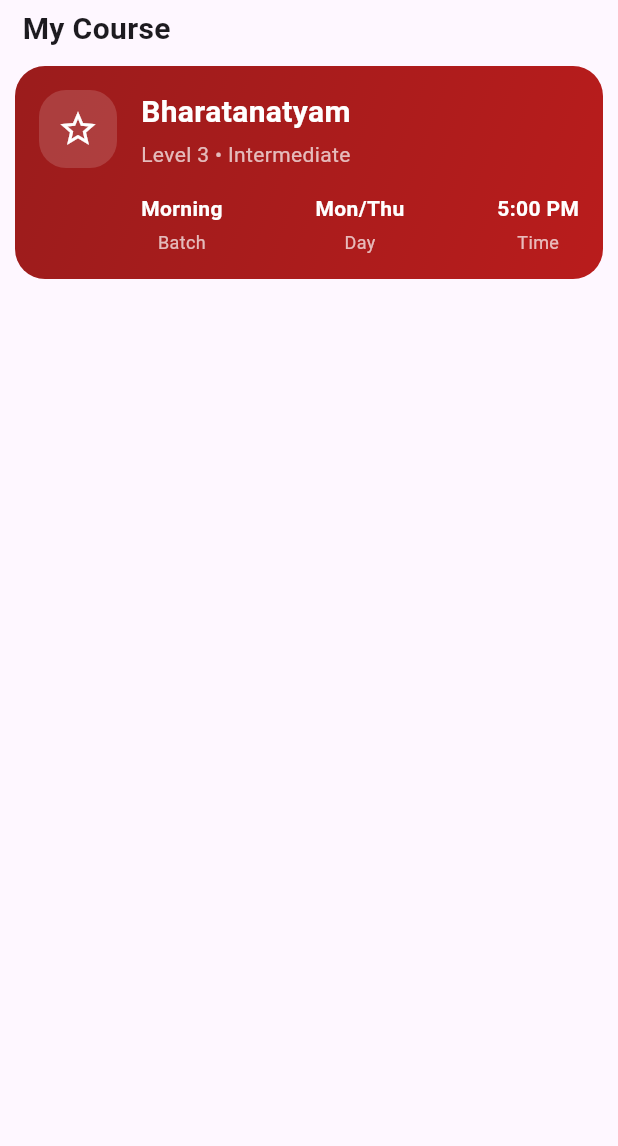
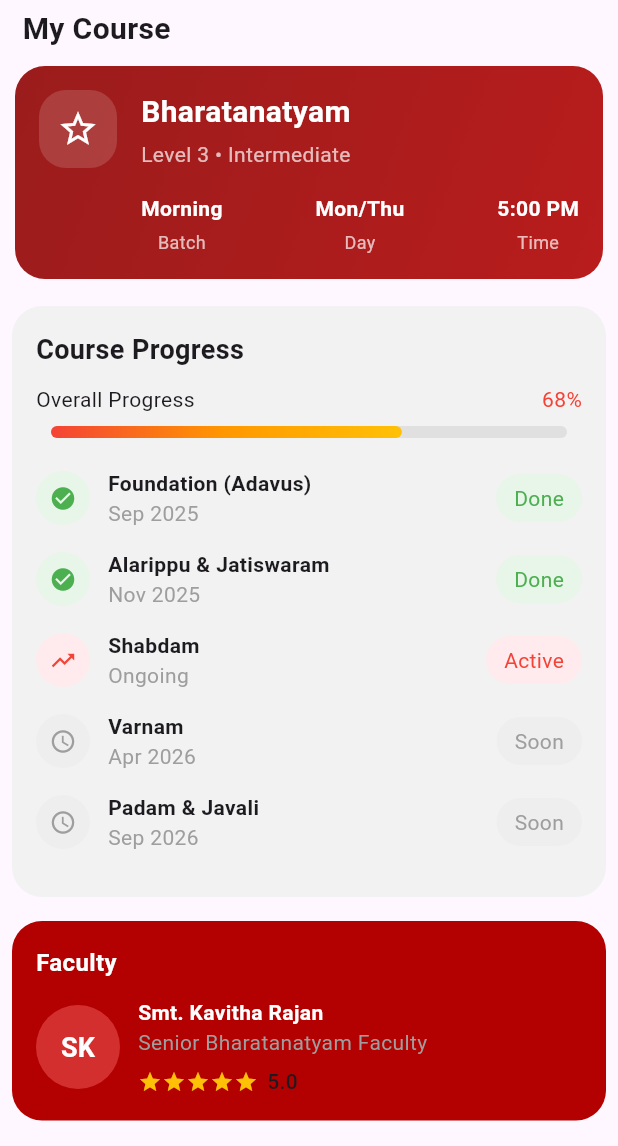
Before and after one commit to muhammednaseemtk/Thapasya, a Flutter app: the CourseScreen screen opened directly, on a phone screen of 412 x 824 dp, the part 90-1236 px from its top. Run offline on Flutter 3.47's test engine with Material 3 defaults, Android fonts, the phone set to English and light mode, and no system bars; drawn by our look-alikes of percent_indicator; our stand-ins replace buttons_tabbar, table_calendar; missing offline and left inert: glass_pill_nav.

Commit message:
add course cards

```diff
--- /dev/null
+++ b/lib/features/student/course/model/course_item.dart
@@ -0,0 +1,11 @@
+class CourseItem {
+  final String title;
+  final String subtitle;
+  final String status;
+
+  CourseItem({
+    required this.title,
+    required this.subtitle,
+    required this.status,
+  });
+}
--- a/lib/features/student/course/view/course_screen.dart
+++ b/lib/features/student/course/view/course_screen.dart
@@ -1,4 +1,7 @@
+import 'package:Thapasya/features/student/course/model/course_item.dart';
 import 'package:Thapasya/features/student/course/widget/course_card.dart';
+import 'package:Thapasya/features/student/course/widget/course_progress_card.dart';
+import 'package:Thapasya/features/student/course/widget/faculty_card.dart';
 import 'package:Thapasya/features/student/home/widget/common_app_bar.dart';
 import 'package:flutter/material.dart';
 
@@ -17,12 +20,53 @@ class CourseScreen extends StatelessWidget {
         child: Column(
           crossAxisAlignment: CrossAxisAlignment.start,
           children: [
-            SizedBox(height: 5,),
+            SizedBox(height: 5),
             Padding(
               padding: const EdgeInsets.symmetric(horizontal: 15),
-              child: Text('My Course',style:TextStyle(fontSize: 20,fontWeight: FontWeight.bold),),
+              child: Text(
+                'My Course',
+                style: TextStyle(fontSize: 20, fontWeight: FontWeight.bold),
+              ),
             ),
-            CourseCard()
+            CourseCard(),
+
+            CourseProgressCard(
+              progress: 0.68,
+              items: [
+                CourseItem(
+                  title: "Foundation (Adavus)",
+                  subtitle: "Sep 2025",
+                  status: "Done",
+                ),
+                CourseItem(
+                  title: "Alarippu & Jatiswaram",
+                  subtitle: "Nov 2025",
+                  status: "Done",
+                ),
+                CourseItem(
+                  title: "Shabdam",
+                  subtitle: "Ongoing",
+                  status: "Active",
+                ),
+                CourseItem(
+                  title: "Varnam",
+                  subtitle: "Apr 2026",
+                  status: "Soon",
+                ),
+                CourseItem(
+                  title: "Padam & Javali",
+                  subtitle: "Sep 2026",
+                  status: "Soon",
+                ),
+              ],
+            ),
+
+            FacultyCard(
+              initials: "SK",
+              name: "Smt. Kavitha Rajan",
+              role: "Senior Bharatanatyam Faculty",
+              rating: 5.0,
+            ),
           ],
         ),
       ),
--- /dev/null
+++ b/lib/features/student/course/widget/course_progress_card.dart
@@ -0,0 +1,71 @@
+import 'package:Thapasya/features/student/course/model/course_item.dart';
+import 'package:Thapasya/features/student/course/widget/course_progress_items.dart';
+import 'package:flutter/material.dart';
+import 'package:percent_indicator/linear_percent_indicator.dart';
+
+class CourseProgressCard extends StatelessWidget {
+  final double progress;
+  final List<CourseItem> items;
+
+  const CourseProgressCard({
+    super.key,
+    required this.progress,
+    required this.items,
+  });
+
+  @override
+  Widget build(BuildContext context) {
+    return Padding(
+      padding: const EdgeInsets.all(8.0),
+      child: Container(
+        padding:  EdgeInsets.all(16),
+        decoration: BoxDecoration(
+          color:  Color(0xFFF2F2F2),
+          borderRadius: BorderRadius.circular(20),
+        ),
+        child: Column(
+          crossAxisAlignment: CrossAxisAlignment.start,
+          children: [
+
+             Text(
+              "Course Progress",
+              style: TextStyle(fontSize: 18, fontWeight: FontWeight.bold),
+            ),
+
+             SizedBox(height: 10),
+
+
+            Row(
+              mainAxisAlignment: MainAxisAlignment.spaceBetween,
+              children: [
+                const Text("Overall Progress"),
+                Text(
+                  "${(progress * 100).toInt()}%",
+                  style: const TextStyle(color: Colors.red),
+                ),
+              ],
+            ),
+
+            const SizedBox(height: 8),
+
+            /// Progress Bar
+            LinearPercentIndicator(
+              lineHeight: 8,
+              percent: progress,
+              backgroundColor: Colors.grey.shade300,
+              linearGradient: const LinearGradient(
+                colors: [Colors.red, Colors.orange, Colors.amber],
+              ),
+              barRadius: const Radius.circular(10),
+            ),
+
+            const SizedBox(height: 20),
+
+            /// Course List
+            ...items.map((e) => CourseProgressItems(item: e)).toList(),
+          ],
+        ),
+      ),
+    );
+  }
+}
--- /dev/null
+++ b/lib/features/student/course/widget/course_progress_items.dart
@@ -0,0 +1,87 @@
+import 'package:flutter/material.dart';
+import '../model/course_item.dart';
+
+class CourseProgressItems extends StatelessWidget {
+  final CourseItem item;
+
+  const CourseProgressItems({
+    super.key,
+    required this.item,
+  });
+
+  @override
+  Widget build(BuildContext context) {
+    Color statusColor;
+    Color bgColor;
+    IconData icon;
+
+    switch (item.status) {
+      case "Done":
+        statusColor = Colors.green;
+        bgColor = Colors.green.shade50;
+        icon = Icons.check_circle;
+        break;
+      case "Active":
+        statusColor = Colors.red;
+        bgColor = Colors.red.shade50;
+        icon = Icons.trending_up;
+        break;
+      default:
+        statusColor = Colors.grey;
+        bgColor = Colors.grey.shade200;
+        icon = Icons.access_time;
+    }
+
+    return Padding(
+      padding: const EdgeInsets.only(bottom: 14),
+      child: Row(
+        children: [
+          /// Icon Circle
+          CircleAvatar(
+            radius: 18,
+            backgroundColor: bgColor,
+            child: Icon(icon, color: statusColor, size: 18),
+          ),
+
+          const SizedBox(width: 12),
+
+          /// Text Section
+          Expanded(
+            child: Column(
+              crossAxisAlignment: CrossAxisAlignment.start,
+              children: [
+                Text(
+                  item.title,
+                  style: const TextStyle(
+                    fontWeight: FontWeight.w600,
+                    fontSize: 14,
+                  ),
+                ),
+                Text(
+                  item.subtitle,
+                  style: const TextStyle(color: Colors.grey),
+                ),
+              ],
+            ),
+          ),
+
+          /// Status Badge
+          Container(
+            padding: const EdgeInsets.symmetric(
+              horizontal: 12,
+              vertical: 6,
+            ),
+            decoration: BoxDecoration(
+              color: bgColor,
+              borderRadius: BorderRadius.circular(20),
+            ),
+            child: Text(
+              item.status,
+              style: TextStyle(color: statusColor),
+            ),
+          ),
+        ],
+      ),
+    );
+  }
+}
--- /dev/null
+++ b/lib/features/student/course/widget/faculty_card.dart
@@ -0,0 +1,113 @@
+import 'package:Thapasya/core/constant/app_colors.dart';
+import 'package:flutter/material.dart';
+
+class FacultyCard extends StatelessWidget {
+  final String initials;
+  final String name;
+  final String role;
+  final double rating;
+
+  const FacultyCard({
+    super.key,
+    required this.initials,
+    required this.name,
+    required this.role,
+    required this.rating,
+  });
+
+  @override
+  Widget build(BuildContext context) {
+    return Padding(
+      padding: const EdgeInsets.all(8.0),
+      child: Container(
+        padding: const EdgeInsets.all(16),
+        decoration: BoxDecoration(
+          color: AppColors.brightRed,
+          borderRadius: BorderRadius.circular(20),
+        ),
+        child: Column(
+          crossAxisAlignment: CrossAxisAlignment.start,
+          children: [
+            /// Title
+            const Text(
+              "Faculty",
+              style: TextStyle(
+                fontSize: 16,
+                fontWeight: FontWeight.w600,
+                color: AppColors.white
+              ),
+            ),
+
+            const SizedBox(height: 12),
+
+            Row(
+              children: [
+                /// Avatar
+                CircleAvatar(
+                  radius: 28,
+                  backgroundColor: Colors.red.shade700,
+                  child: Text(
+                    initials,
+                    style: const TextStyle(
+                      color: Colors.white,
+                      fontWeight: FontWeight.bold,
+                      fontSize: 18,
+                    ),
+                  ),
+                ),
+
+                const SizedBox(width: 12),
+
+                /// Details
+                Expanded(
+                  child: Column(
+                    crossAxisAlignment: CrossAxisAlignment.start,
+                    children: [
+                      Text(
+                        name,
+                        style: const TextStyle(
+                          fontWeight: FontWeight.w600,
+                          fontSize: 14,
+                          color: AppColors.white
+                        ),
+                      ),
+                      Text(
+                        role,
+                        style: const TextStyle(
+                          color: AppColors.textField,
+                        ),
+                      ),
+
+                      const SizedBox(height: 6),
+
+                      /// Rating
+                      Row(
+                        children: [
+                          ...List.generate(
+                            5,
+                            (index) => const Icon(
+                              Icons.star,
+                              color: Colors.amber,
+                              size: 16,
+                            ),
+                          ),
+                          const SizedBox(width: 6),
+                          Text(
+                            rating.toStringAsFixed(1),
+                            style: const TextStyle(
+                              fontWeight: FontWeight.w500,
+                            ),
+                          ),
+                        ],
+                      )
+                    ],
+                  ),
+                ),
+              ],
+            ),
+          ],
+        ),
+      ),
+    );
+  }
+}
```
